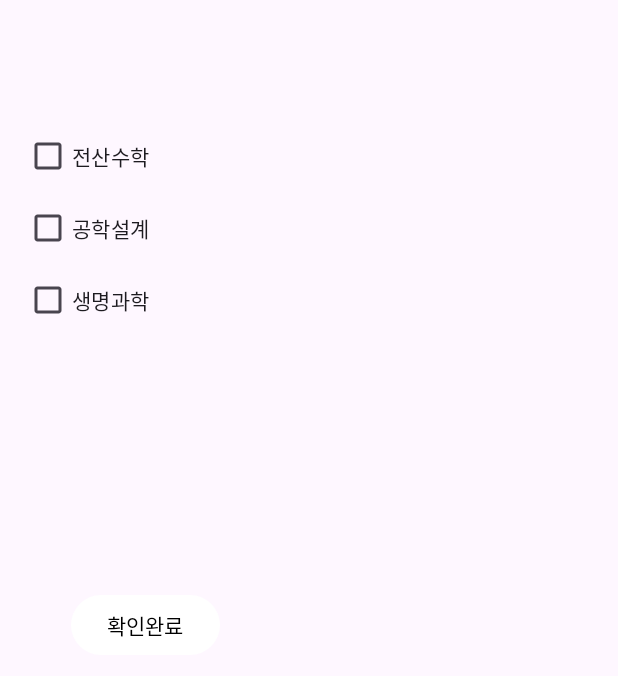
After one commit to LeeSanghyun1212/CapStone, an Android app: the layout activity_choice.xml on its own in the app's theme, with its tools: preview values and no code run, on a phone screen of 412 x 824 dp. The commit adds this screen. Shown: the top 676 px of the screen. Run offline under Robolectric (Android 15) with nearby library versions, the phone set to English and light mode, and no system bars.

Commit message:
체크 박스 표시한 값 데이터베이스 저장

```diff
--- a/app/build.gradle.kts
+++ b/app/build.gradle.kts
@@ -71,6 +71,7 @@ dependencies {
     implementation("com.google.firebase:firebase-database:20.3.0")
     implementation("com.google.firebase:firebase-firestore:24.9.1")
     implementation(platform("androidx.compose:compose-bom:2023.03.00"))
+    implementation("androidx.gridlayout:gridlayout:1.0.0")
     testImplementation("junit:junit:4.13.2")
     androidTestImplementation("androidx.test.ext:junit:1.1.5")
     androidTestImplementation("androidx.test.espresso:espresso-core:3.5.1")
--- /dev/null
+++ b/app/src/main/res/layout/activity_choice.xml
@@ -0,0 +1,48 @@
+<?xml version="1.0" encoding="utf-8"?>
+<androidx.constraintlayout.widget.ConstraintLayout xmlns:android="http://schemas.android.com/apk/res/android"
+    xmlns:app="http://schemas.android.com/apk/res-auto"
+    xmlns:tools="http://schemas.android.com/tools"
+    android:layout_width="match_parent"
+    android:layout_height="match_parent">
+
+    <CheckBox
+        android:id="@+id/checkBox"
+        android:layout_width="wrap_content"
+        android:layout_height="wrap_content"
+        android:layout_marginStart="16dp"
+        android:layout_marginTop="80dp"
+        android:tag="3"
+        android:text="전산수학"
+        app:layout_constraintStart_toStartOf="parent"
+        app:layout_constraintTop_toTopOf="parent" />
+
+    <CheckBox
+        android:id="@+id/checkBox2"
+        android:layout_width="wrap_content"
+        android:layout_height="wrap_content"
+        android:tag="1"
+        android:text="공학설계"
+        app:layout_constraintStart_toStartOf="@+id/checkBox"
+        app:layout_constraintTop_toBottomOf="@+id/checkBox" />
+
+    <CheckBox
+        android:id="@+id/checkBox3"
+        android:layout_width="wrap_content"
+        android:layout_height="wrap_content"
+        android:tag="2"
+        android:text="생명과학"
+        app:layout_constraintStart_toStartOf="@+id/checkBox2"
+        app:layout_constraintTop_toBottomOf="@+id/checkBox2" />
+
+    <Button
+        android:id="@+id/submit_button"
+        android:layout_width="wrap_content"
+        android:layout_height="wrap_content"
+        android:layout_marginStart="47dp"
+        android:layout_marginBottom="383dp"
+        android:text="@string/확인완료"
+        android:textColor="@color/black"
+        app:layout_constraintBottom_toBottomOf="parent"
+        app:layout_constraintStart_toStartOf="parent" />
+
+</androidx.constraintlayout.widget.ConstraintLayout>
--- a/app/src/main/res/values/strings.xml
+++ b/app/src/main/res/values/strings.xml
@@ -16,6 +16,10 @@
     <string name="helloword">Button</string>
     <string name="title_activity_main">MainActivity</string>
     <string name="uiid"> \u00EC\u009D\u00B4\u00EB\u00A6\u0084 </string>
+    <string name="전산수학">전산수학</string>
+    <string name="공학설계">공학설계</string>
+    <string name="생명과학">생명과학</string>
+    <string name="확인완료">확인완료</string>
 
 
     <!-- 다른 문자열 리소스가 있을 경우 이곳에 추가 -->
```
Also changed, not shown: app/src/main/AndroidManifest.xml (+12 -0 lines), app/src/main/java/com/example/test2/loginActivity.kt (+1 -7 lines), app/src/main/java/com/example/test2/ui/theme/Color.kt (deleted, +0 -13 lines), app/src/main/java/com/example/test2/ui/theme/Theme.kt (deleted, +0 -74 lines), app/src/main/java/com/example/test2/ui/theme/Type.kt (deleted, +0 -34 lines).
